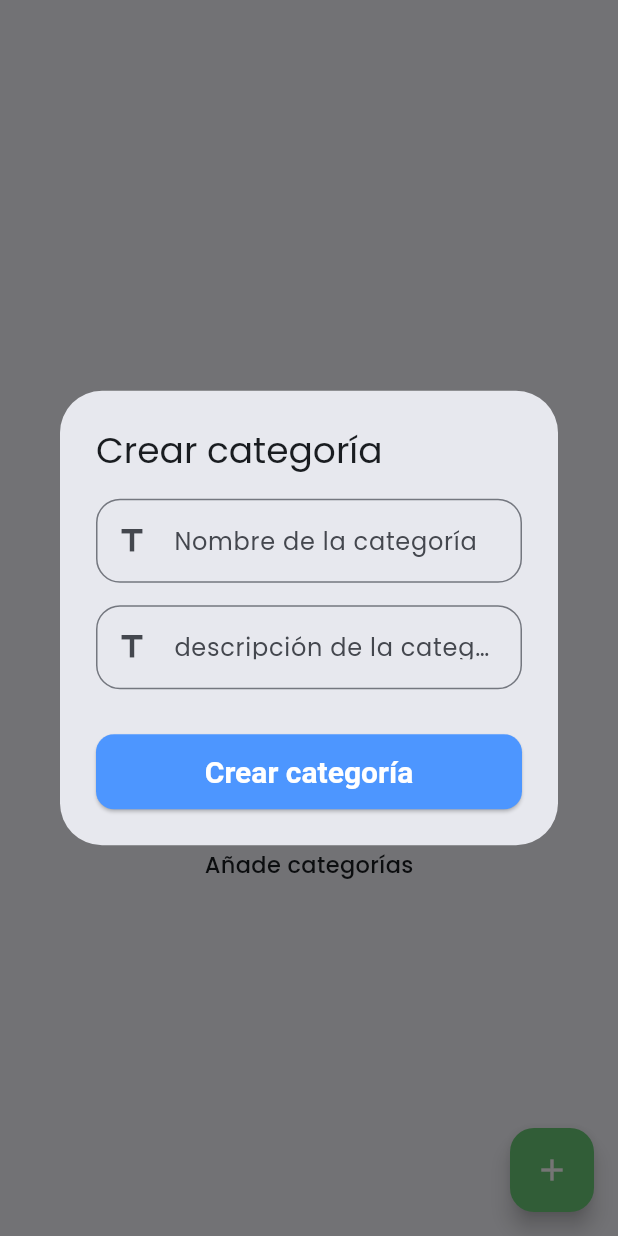
After one commit to Danny-Quezada/DANVENTORY, a Flutter app: the CategoryPage screen opened directly, after a tap on the "add" icon, on a phone screen of 412 x 824 dp. The commit adds this screen. Run offline on Flutter 3.47's test engine with Material 3 defaults, Android fonts, the phone set to English and light mode, and no system bars; our stand-ins replace firebase_auth, firebase_core, flutter_dotenv, flutter_slidable, google_sign_in, supabase_flutter; missing offline and left inert: flutter_skeleton_ui; accounts and stored records are empty.

Commit message:
Working in Category UI (Page, Widgets and Search in Provider)

```diff
--- a/lib/providers/category_provider.dart
+++ b/lib/providers/category_provider.dart
@@ -3,6 +3,8 @@ import 'package:danventory/domain/interfaces/icategory_model.dart';
 import 'package:flutter/foundation.dart';
 
 class CategoryProvider extends ChangeNotifier {
+  String search="";
+  bool isActive = true;
   List<CategoryModel> categoryModels = [CategoryModel(name: "Pantalon 👖")];
   ICategoryModel categoryModel;
   CategoryProvider({required this.categoryModel});
@@ -18,6 +20,15 @@ class CategoryProvider extends ChangeNotifier {
     } catch (e) {
       rethrow;
     }
+  }
+
+  void changeDrop() {
+    isActive = !isActive;
+    notifyListeners();
+  }
+  void searchFind(String word){
+    search=word;
+    notifyListeners();
   }
 
   Future<void> delete(CategoryModel t) async {
--- a/lib/ui/pages/bottom_navigation_page.dart
+++ b/lib/ui/pages/bottom_navigation_page.dart
@@ -1,3 +1,4 @@
+import 'package:danventory/ui/pages/category_page.dart';
 import 'package:danventory/ui/pages/principal_page.dart';
 import 'package:danventory/ui/pages/setting_page.dart';
 import 'package:danventory/ui/widgets/safe_scaffold.dart';
@@ -21,7 +22,6 @@ class _BottomNavigationPageState extends State<BottomNavigationPage> {
         fixedColor: Colors.blue,
         elevation: 0,
         enableFeedback: true,
-
         type: BottomNavigationBarType.shifting,
         unselectedItemColor: Colors.grey.shade400,
         onTap: (index) {
@@ -55,7 +55,7 @@ class _BottomNavigationPageState extends State<BottomNavigationPage> {
     } else if (_currentIndex == 1) {
       return PrincipalPage();
     } else if (_currentIndex == 2) {
-      return SettingPage();
+      return CategoryPage();
     }
     return SettingPage();
   }
--- /dev/null
+++ b/lib/ui/pages/category_page.dart
@@ -0,0 +1,320 @@
+import 'package:danventory/domain/entities/category_model.dart';
+import 'package:danventory/providers/category_provider.dart';
+import 'package:danventory/providers/user_provider.dart';
+import 'package:danventory/ui/utils/theme_setting.dart';
+import 'package:danventory/ui/widgets/empty_widget.dart';
+import 'package:danventory/ui/widgets/list_tile_widget_category.dart';
+import 'package:danventory/ui/widgets/safe_scaffold.dart';
+import 'package:flutter/material.dart';
+import 'package:flutter_skeleton_ui/flutter_skeleton_ui.dart';
+import 'package:flutter_slidable/flutter_slidable.dart';
+import 'package:provider/provider.dart';
+
+class CategoryPage extends StatelessWidget {
+  const CategoryPage({super.key});
+
+  @override
+  Widget build(BuildContext context) {
+    final userProvider = Provider.of<UserProvider>(context, listen: false);
+    final principalCategoryProvider =
+        Provider.of<CategoryProvider>(context, listen: false);
+
+    return SafeScaffold(
+      floatingActionButton: FloatingActionButton(
+          backgroundColor: ThemeSetting.greenColor,
+          child: const Icon(
+            Icons.add,
+            color: Colors.white,
+          ),
+          onPressed: () async {
+            showDialog(
+              context: context,
+              builder: (context) {
+                return AlertDialog(
+                  title: const Text("Crear categoría"),
+                  content: CategoryForm(),
+                );
+              },
+            );
+          }),
+      body: FutureBuilder(
+        builder: (context, snapshot) {
+          if (snapshot.hasError) {
+            return const Center(
+              child: Text("Error al cargar los libros"),
+            );
+          } else if (snapshot.connectionState == ConnectionState.waiting) {
+            return SkeletonListView();
+          }
+          if (snapshot.connectionState == ConnectionState.done) {
+            return Consumer<CategoryProvider>(
+              builder: (context, categoryProvider, child) {
+                List categoryModels =
+                    categoryProvider.categoryModels.where((x) {
+                  final searchQuery = categoryProvider.search.toLowerCase();
+                  final isStatusMatching =
+                      x.status == categoryProvider.isActive;
+                  final isNameMatching = searchQuery.isEmpty ||
+                      x.name.toLowerCase().contains(searchQuery);
+                  return isStatusMatching && isNameMatching;
+                }).toList();
+
+                if (categoryProvider.categoryModels.isNotEmpty) {
+                  return Column(children: [
+                    const SearchWidget(),
+                    const SizedBox(
+                      height: 10,
+                    ),
+                    Expanded(
+                      child: ListView.builder(
+                        padding: EdgeInsets.zero,
+                        itemBuilder: (context, index) {
+                          CategoryModel categoryModel = categoryModels[index];
+                          return Slidable(
+                            startActionPane: ActionPane(
+                                motion: const DrawerMotion(),
+                                children: [
+                                  SlidableAction(
+                                    backgroundColor:
+                                        ThemeSetting.principalColor,
+                                    icon: Icons.edit,
+                                    onPressed: (context) async {
+                                      showDialog(
+                                        context: context,
+                                        builder: (context) {
+                                          return AlertDialog(
+                                            title: const Text(
+                                                "Actualizar categoría"),
+                                            content: CategoryForm(
+                                              categoryModel: categoryModel,
+                                            ),
+                                          );
+                                        },
+                                      );
+                                    },
+                                  ),
+                                  SlidableAction(
+                                    foregroundColor: Colors.white,
+                                    backgroundColor:
+                                        categoryModel.status! == true
+                                            ? ThemeSetting.redColor
+                                            : ThemeSetting.greenColor,
+                                    icon: categoryModel.status! == true
+                                        ? Icons.delete
+                                        : Icons.replay,
+                                    onPressed: (context) async {
+                                      if (categoryModel.status != null) {
+                                        categoryModel.status =
+                                            !categoryModel.status!;
+                                      }
+                                      await categoryProvider
+                                          .delete(categoryModel);
+                                    },
+                                  )
+                                ]),
+                            child: ListTileWidgetCategory(
+                                categoryModel: categoryModel),
+                          );
+                        },
+                        itemCount: categoryModels.length,
+                      ),
+                    ),
+                  ]);
+                } else {
+                  return const EmptyWidget(title: "Añade categorías");
+                }
+              },
+            );
+          }
+          return Container();
+        },
+        future: principalCategoryProvider.read(userProvider.userModel!.userId),
+      ),
+    );
+  }
+}
+
+class SearchWidget extends StatelessWidget {
+  const SearchWidget({
+    super.key,
+  });
+
+  @override
+  Widget build(BuildContext context) {
+    return Consumer<CategoryProvider>(
+      builder: (context, categoryValue, child) {
+        return Row(
+          children: [
+            Expanded(
+                child: TextField(
+              decoration: InputDecoration(hintText: "Escriba la categoría"),
+              onChanged: (valueWord) {
+                categoryValue.searchFind(valueWord);
+              },
+            )),
+            const SizedBox(
+              width: 10,
+            ),
+            DropdownButton(
+              value: categoryValue.isActive,
+              items: const [
+                DropdownMenuItem(
+                  value: true,
+                  child: Text("Activo"),
+                ),
+                DropdownMenuItem(
+                  value: false,
+                  child: Text("Inactivo"),
+                )
+              ],
+              onChanged: (value) {
+                categoryValue.changeDrop();
+              },
+            )
+          ],
+        );
+      },
+    );
+  }
+}
+
+class CategoryForm extends StatefulWidget {
+  CategoryModel? categoryModel;
+
+  CategoryForm({super.key, this.categoryModel});
+
+  @override
+  State<CategoryForm> createState() => _CategoryFormState();
+}
+
+class _CategoryFormState extends State<CategoryForm> {
+  final TextEditingController _titleController = TextEditingController();
+
+  final TextEditingController _descriptionController = TextEditingController();
+
+  final _formKey = GlobalKey<FormState>();
+
+  @override
+  Widget build(BuildContext context) {
+    final userProvider = Provider.of<UserProvider>(context, listen: false);
+    final principalCategoryProvider =
+        Provider.of<CategoryProvider>(context, listen: false);
+    _titleController.text =
+        widget.categoryModel != null ? widget.categoryModel!.name : "";
+    _descriptionController.text = (widget.categoryModel != null
+        ? widget.categoryModel?.description
+        : "")!;
+    return SingleChildScrollView(
+      child: Form(
+        key: _formKey,
+        child: Column(
+          children: [
+            TextFormField(
+              controller: _titleController,
+              decoration: InputDecoration(
+                labelText: widget.categoryModel != null
+                    ? widget.categoryModel!.name
+                    : "Nombre de la categoría",
+                prefixIcon: const Icon(Icons.title),
+              ),
+              keyboardType: TextInputType.text,
+              validator: (value) {
+                if (value == null || value.isEmpty) {
+                  return 'Por favor, ingresa el nombre';
+                }
+                return null;
+              },
+            ),
+            const SizedBox(
+              height: 15,
+            ),
+            TextFormField(
+              controller: _descriptionController,
+              decoration: InputDecoration(
+                labelText: widget.categoryModel != null
+                    ? widget.categoryModel!.description
+                    : "descripción de la categoría",
+                prefixIcon: const Icon(Icons.title),
+              ),
+              keyboardType: TextInputType.text,
+              validator: (value) {
+                if (value == null || value.isEmpty) {
+                  return 'Por favor, ingresa la descripción';
+                }
+                return null;
+              },
+            ),
+            const SizedBox(
+              height: 15,
+            ),
+            widget.categoryModel != null
+                ? Column(
+                    mainAxisAlignment: MainAxisAlignment.start,
+                    children: [
+                      Row(
+                        children: [
+                          const Text("Estado:"),
+                          const SizedBox(
+                            width: 3,
+                          ),
+                          Switch(
+                            activeColor: Colors.green.shade900,
+                            inactiveTrackColor: ThemeSetting.redColor,
+                            inactiveThumbColor: Colors.redAccent.shade700,
+                            trackColor: WidgetStateProperty.all(
+                                widget.categoryModel!.status == true
+                                    ? ThemeSetting.greenColor
+                                    : Colors.red),
+                            trackOutlineColor: WidgetStatePropertyAll(
+                                widget.categoryModel!.status == true
+                                    ? ThemeSetting.greenColor
+                                    : Colors.red),
+                            value: widget.categoryModel!.status!,
+                            onChanged: (value) {
+                              setState(() {
+                                widget.categoryModel!.status = value;
+                              });
+                            },
+                          ),
+                        ],
+                      ),
+                      const SizedBox(
+                        height: 15,
+                      )
+                    ],
+                  )
+                : const SizedBox(
+                    height: 15,
+                  ),
+            ElevatedButton(
+                onPressed: () async {
+                  if (_formKey.currentState!.validate()) {
+                    if (widget.categoryModel == null) {
+                      principalCategoryProvider.create(CategoryModel(
+                          name: _titleController.text,
+                          description: _descriptionController.text,
+                          userId: userProvider.userModel?.userId));
+                    } else {
+                      widget.categoryModel?.description =
+                          _descriptionController.text.isEmpty
+                              ? widget.categoryModel?.description
+                              : _descriptionController.text;
+                      widget.categoryModel?.name =
+                          (_titleController.text.isEmpty
+                              ? widget.categoryModel?.name
+                              : _titleController.text)!;
+
+                      principalCategoryProvider.update(widget.categoryModel!);
+                    }
+
+                    Navigator.pop(context);
+                  }
+                },
+                child: Text(
+                    "${widget.categoryModel == null ? "Crear" : "Actualizar"} categoría"))
+          ],
+        ),
+      ),
+    );
+  }
+}
--- /dev/null
+++ b/lib/ui/widgets/empty_widget.dart
@@ -0,0 +1,20 @@
+import 'package:flutter/widgets.dart';
+
+class EmptyWidget extends StatelessWidget {
+  final String title;
+  const EmptyWidget({super.key, required this.title});
+
+  @override
+  Widget build(BuildContext context) {
+    return Column(
+      mainAxisAlignment: MainAxisAlignment.center,
+      children: [
+        Image.asset("assets/images/add.png"),
+        Text(
+          title,
+          style: const TextStyle(fontSize: 15, fontWeight: FontWeight.w500),
+        )
+      ],
+    );
+  }
+}
--- a/lib/ui/widgets/logo_widget.dart
+++ b/lib/ui/widgets/logo_widget.dart
@@ -1,4 +1,3 @@
-
 import 'package:flutter/material.dart';
 
 class LogoWidget extends StatelessWidget {
--- a/lib/ui/widgets/safe_scaffold.dart
+++ b/lib/ui/widgets/safe_scaffold.dart
@@ -13,7 +13,7 @@ class SafeScaffold extends StatelessWidget {
     this.appBar,
     this.floatingActionButton,
     this.bottomNavigationBar,
-    this.padding = const EdgeInsets.all(16.0),
+    this.padding = const EdgeInsets.all(8.0),
   }) : super(key: key);
 
   @override
--- a/pubspec.yaml
+++ b/pubspec.yaml
@@ -41,7 +41,8 @@ dependencies:
   google_sign_in:
   firebase_core: ^3.10.0
   firebase_auth: ^5.4.0
-
+  flutter_skeleton_ui: ^0.0.6
+  flutter_slidable: ^3.1.2
 dev_dependencies:
   flutter_test:
     sdk: flutter
```
Also changed, not shown: lib/ui/widgets/choice_chip_widget.dart (added, +24 -0 lines), lib/ui/widgets/list_tile_widget_category.dart (added, +31 -0 lines), assets/images/add.png (added), pubspec.lock.
